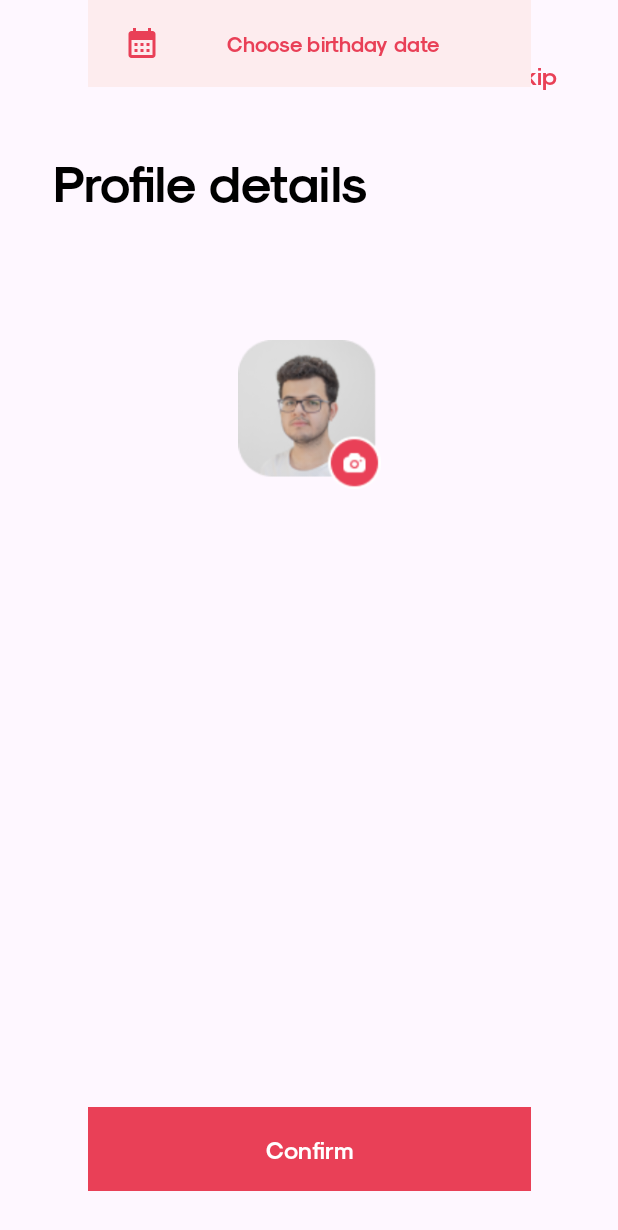
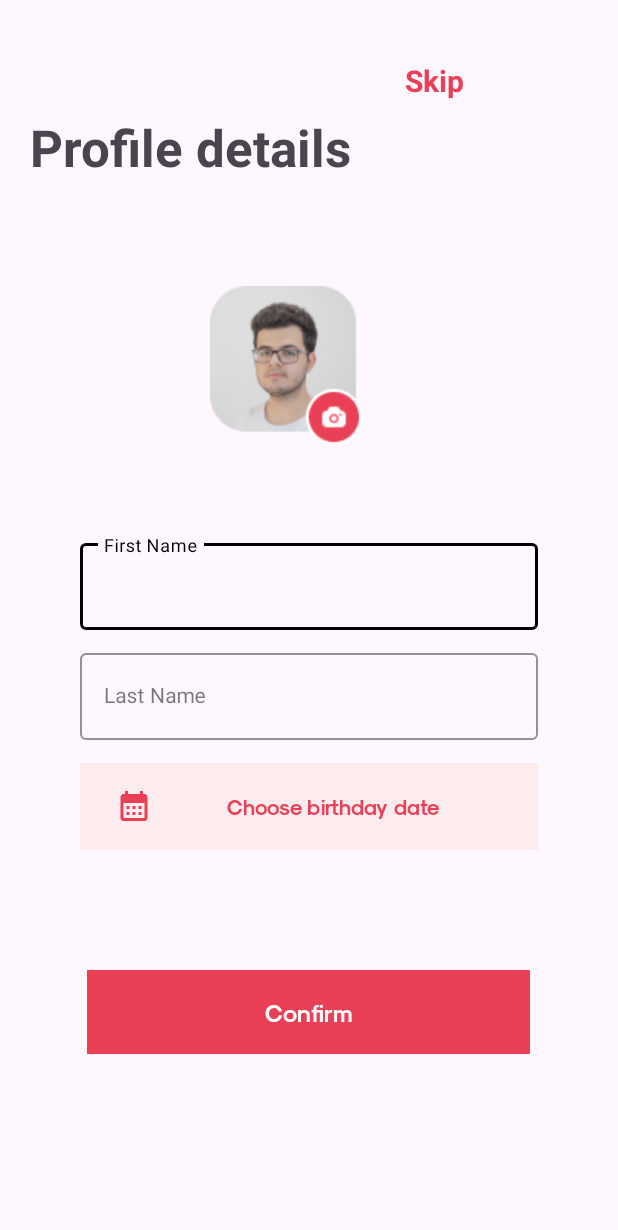
Before and after one commit to Huzaifa-073/datingapp, an Android app: the Profile screen opened directly, with no data from a screen before it, on a phone screen of 412 x 824 dp. Shown: the top 1230 px of the screen. Run offline under Robolectric (Android 15) with nearby library versions, the phone set to English and light mode, and no system bars.

Commit message:
profile layout

```diff
--- a/app/src/main/res/layout/activity_profile.xml
+++ b/app/src/main/res/layout/activity_profile.xml
@@ -1,5 +1,5 @@
 <?xml version="1.0" encoding="utf-8"?>
-<androidx.constraintlayout.widget.ConstraintLayout xmlns:android="http://schemas.android.com/apk/res/android"
+<RelativeLayout xmlns:android="http://schemas.android.com/apk/res/android"
     xmlns:app="http://schemas.android.com/apk/res-auto"
     xmlns:tools="http://schemas.android.com/tools"
     android:layout_width="match_parent"
@@ -7,71 +7,86 @@
     tools:context=".Profile">
 
     <TextView
-        android:layout_width="33dp"
-        android:layout_height="24dp"
-        android:layout_marginTop="40dp"
-        android:layout_marginEnd="40dp"
-        android:fontFamily="@font/skbold"
+        android:layout_width="wrap_content"
+        android:layout_height="wrap_content"
         android:text="Skip"
-        android:textColor="#E94057"
-        android:textSize="16dp"
-        app:layout_constraintEnd_toEndOf="parent"
-        app:layout_constraintTop_toTopOf="parent" />
+        android:textColor="@color/red"
+        android:textSize="20sp"
+        android:textStyle="bold"
+        android:layout_marginLeft="270dp"
+        android:layout_marginTop="40dp"/>
 
     <TextView
-        android:id="@+id/textView11"
-        android:layout_width="295dp"
-        android:layout_height="51dp"
-        android:layout_marginStart="35dp"
-        android:layout_marginTop="100dp"
-        android:fontFamily="@font/skbold"
+        android:id="@+id/details"
+        android:layout_width="wrap_content"
+        android:layout_height="wrap_content"
         android:text="Profile details"
-        android:textColor="@color/black"
-        android:textSize="34dp"
-        app:layout_constraintStart_toStartOf="parent"
-        app:layout_constraintTop_toTopOf="parent" />
+        android:textStyle="bold"
+        android:textSize="34sp"
+        android:layout_marginLeft="20dp"
+        android:layout_marginTop="75dp"/>
 
-    <ImageView
-        android:id="@+id/imageView3"
-        android:layout_width="99dp"
-        android:layout_height="99dp"
-        android:layout_marginTop="75dp"
-        android:src="@drawable/face"
-        app:layout_constraintEnd_toEndOf="parent"
-        app:layout_constraintHorizontal_bias="0.5"
-        app:layout_constraintStart_toStartOf="parent"
-        app:layout_constraintTop_toBottomOf="@+id/textView11" />
+    <LinearLayout
+        android:layout_marginLeft="140dp"
+        android:id="@+id/img"
+        android:gravity="center"
+        android:layout_width="wrap_content"
+        android:layout_height="wrap_content"
+        android:layout_below="@id/details"
+        android:layout_marginTop="70dp">
+        <ImageView
+            android:id="@+id/imageView3"
+            android:layout_gravity="center"
+            android:layout_width="101dp"
+            android:layout_height="106dp"
+            android:src="@drawable/face"/>
+    </LinearLayout>
 
-    <DatePicker
-        android:id="@+id/datePicker"
-        android:layout_width="295dp"
+
+    <LinearLayout
+        android:gravity="center"
+        android:layout_below="@id/img"
+        android:layout_marginTop="60dp"
+        android:layout_width="match_parent"
         android:layout_height="wrap_content"
-        android:layout_marginTop="10dp"
-        android:layout_marginBottom="10dp"
-        android:visibility="gone"
-        app:layout_constraintBottom_toTopOf="@+id/button4"
-        app:layout_constraintEnd_toEndOf="parent"
-        app:layout_constraintStart_toStartOf="parent"
-        app:layout_constraintTop_toBottomOf="@+id/textView11" />
+        android:orientation="vertical">
+        <com.google.android.material.textfield.TextInputLayout
+            android:id="@+id/editTexts"
+            style="@style/MyTextInputLayout"
+            android:layout_width="305dp"
+            android:layout_height="63dp"
+            android:hint="First Name">
+            <com.google.android.material.textfield.TextInputEditText
+                android:id="@+id/editText5"
+                style="@style/MyTextInputEditText"
+                android:layout_width="match_parent"
+                android:layout_height="match_parent"
+                android:padding="10dp"
+                android:textColor="@color/black"
+                android:textSize="14dp" />
+        </com.google.android.material.textfield.TextInputLayout>
 
-    <Button
-        android:id="@+id/button4"
-        android:layout_width="295dp"
-        android:layout_height="56dp"
-        android:layout_marginBottom="30dp"
-        android:background="#E94057"
-        android:fontFamily="@font/skbold"
-        android:text="Confirm"
-        android:textSize="16dp"
-        app:backgroundTint="@null"
-        app:layout_constraintBottom_toBottomOf="parent"
-        app:layout_constraintEnd_toEndOf="parent"
-        app:layout_constraintHorizontal_bias="0.5"
-        app:layout_constraintStart_toStartOf="parent" />
+        <com.google.android.material.textfield.TextInputLayout
+            android:id="@+id/editTexts1"
+            android:layout_marginTop="10dp"
+            style="@style/MyTextInputLayout"
+            android:layout_width="305dp"
+            android:layout_height="63dp"
+            android:hint="Last Name">
+            <com.google.android.material.textfield.TextInputEditText
+                android:id="@+id/editText6"
+                style="@style/MyTextInputEditText"
+                android:layout_width="match_parent"
+                android:layout_height="match_parent"
+                android:padding="10dp"
+                android:textColor="@color/black"
+                android:textSize="14dp" />
+        </com.google.android.material.textfield.TextInputLayout>
+
 
         <Button
             android:id="@+id/birthDate"
-            android:layout_width="295dp"
+            android:layout_width="305dp"
             android:layout_height="58dp"
             android:layout_marginTop="15dp"
             android:background="#FDECEE"
@@ -81,67 +96,30 @@
             android:text="Choose birthday date"
             android:textColor="#E94057"
             android:textSize="14dp"
-            app:backgroundTint="@null"
-            app:layout_constraintEnd_toEndOf="parent"
-            app:layout_constraintHorizontal_bias="0.5"
-            app:layout_constraintStart_toStartOf="parent"
-            app:layout_constraintTop_toBottomOf="@+id/editText6" />
+            app:backgroundTint="@null" />
 
-        <LinearLayout
-            android:id="@+id/layoutBelow"
-            android:layout_width="match_parent"
-            android:layout_height="200dp"
-            android:orientation="vertical"
-            app:layout_constraintEnd_toEndOf="parent"
-            app:layout_constraintHorizontal_bias="0.5"
-            app:layout_constraintStart_toStartOf="parent"
-            tools:layout_editor_absoluteY="431dp">
+        <Button
+            android:layout_marginTop="80dp"
+            android:id="@+id/button4"
+            android:layout_width="295dp"
+            android:layout_height="56dp"
+            android:layout_marginBottom="30dp"
+            android:background="#E94057"
+            android:fontFamily="@font/skbold"
+            android:text="Confirm"
+            android:textSize="16dp"
+            app:backgroundTint="@null" />
 
-            <com.google.android.material.textfield.TextInputLayout
-                android:id="@+id/editTexts"
-                style="@style/MyTextInputLayout"
-                android:layout_width="295dp"
-                android:layout_height="67dp"
-                android:layout_marginTop="350dp"
-                android:hint="First Name"
-                app:layout_constraintEnd_toEndOf="parent"
-                app:layout_constraintStart_toStartOf="parent"
-                app:layout_constraintTop_toTopOf="parent">
+    </LinearLayout>
 
-                <com.google.android.material.textfield.TextInputEditText
-                    android:id="@+id/editText5"
-                    style="@style/MyTextInputEditText"
-                    android:layout_width="match_parent"
-                    android:layout_height="match_parent"
-                    android:padding="10dp"
-                    android:textColor="@color/black"
-                    android:textSize="14dp" />
+    <DatePicker
+        android:id="@+id/datePicker"
+        android:layout_width="295dp"
+        android:layout_height="wrap_content"
+        android:visibility="gone"
+        android:layout_marginTop="180dp"
+        android:layout_marginLeft="55dp" />
 
-            </com.google.android.material.textfield.TextInputLayout>
 
-            <com.google.android.material.textfield.TextInputLayout
-                android:id="@+id/editTexts2"
-                style="@style/MyTextInputLayout"
-                android:layout_width="295dp"
-                android:layout_height="67dp"
-                android:layout_marginTop="350dp"
-                android:hint="First Name"
-                app:layout_constraintEnd_toEndOf="parent"
-                app:layout_constraintStart_toStartOf="parent"
-                app:layout_constraintTop_toTopOf="parent">
 
-                <com.google.android.material.textfield.TextInputEditText
-                    android:id="@+id/editText6"
-                    style="@style/MyTextInputEditText"
-                    android:layout_width="match_parent"
-                    android:layout_height="match_parent"
-                    android:layout_marginTop="100dp"
-                    android:padding="10dp"
-                    android:textColor="@color/black"
-                    android:textSize="14dp" />
-
-            </com.google.android.material.textfield.TextInputLayout>
-
-        </LinearLayout>
-
-    </androidx.constraintlayout.widget.ConstraintLayout>
+</RelativeLayout>
```
